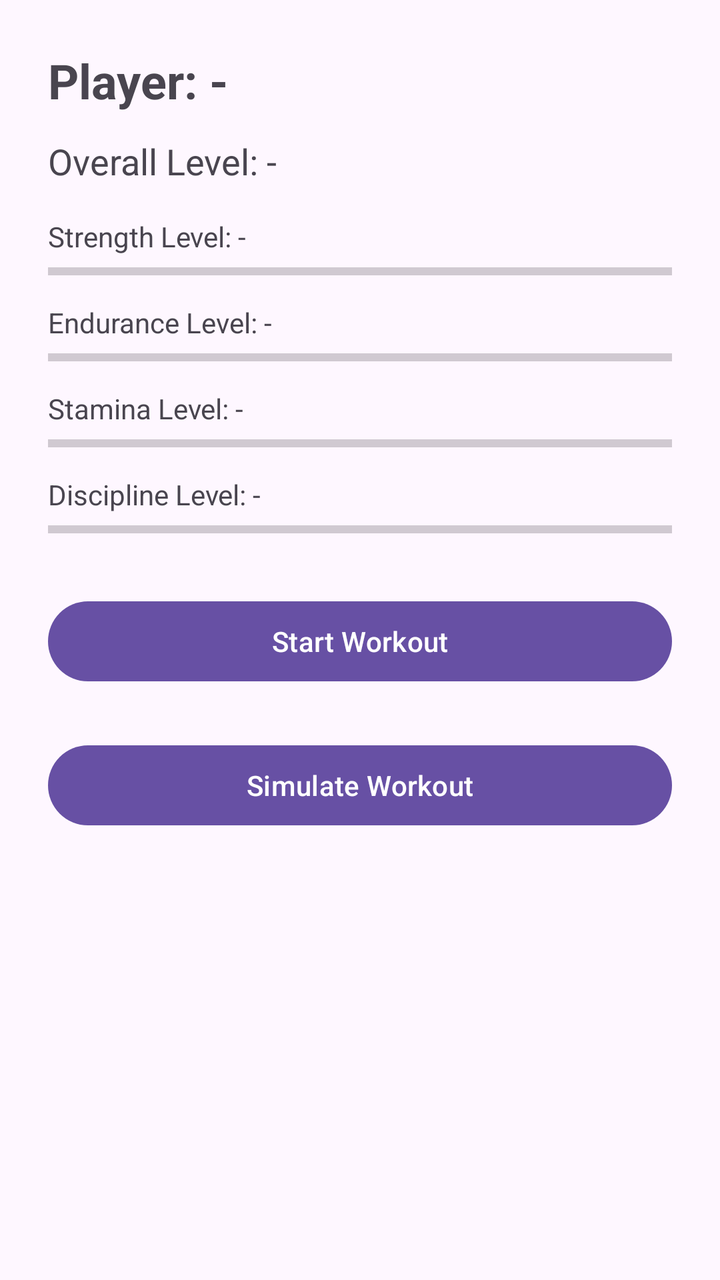
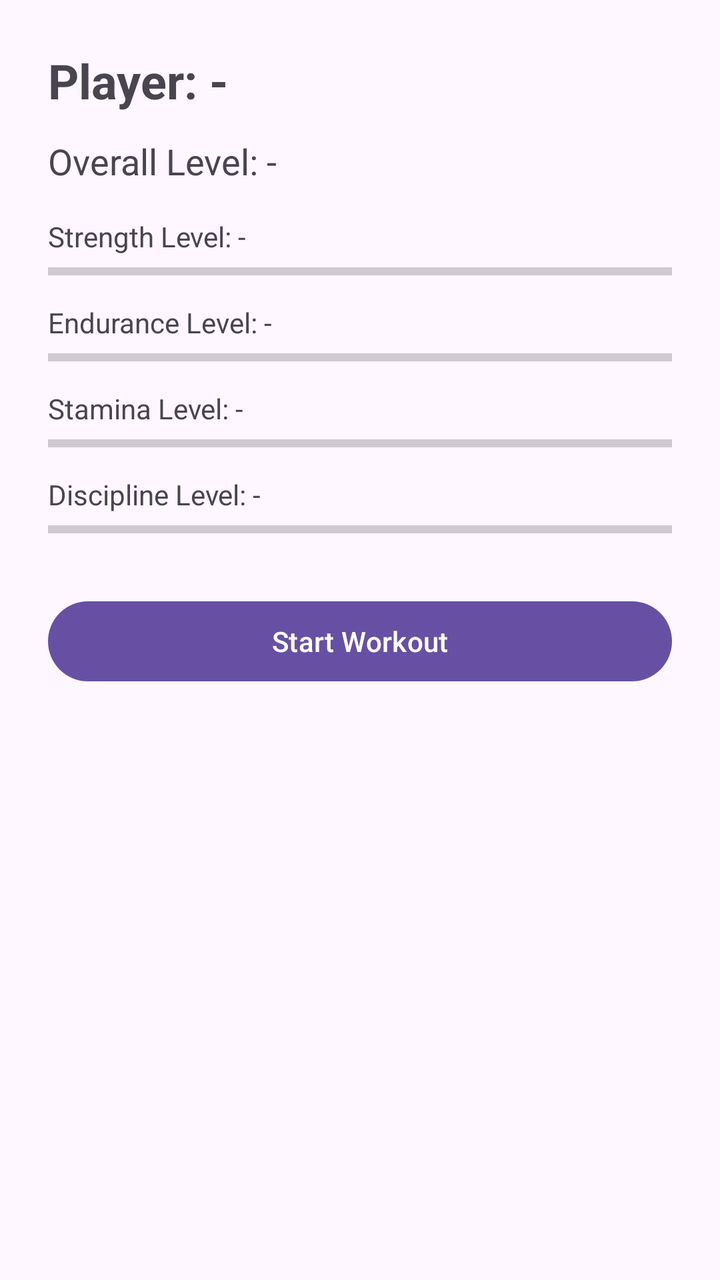

Screens rendered from an Android XML layout before and after an edit, with the pre-edit source and the edit as a unified diff.
<!-- AndroidManifest.xml: application theme Theme.SoloLeveling -->
<!-- res/layout/activity_dashboard.xml -->
<?xml version="1.0" encoding="utf-8"?>
<ScrollView xmlns:android="http://schemas.android.com/apk/res/android"
    android:layout_width="match_parent"
    android:layout_height="match_parent">

    <LinearLayout
        android:layout_width="match_parent"
        android:layout_height="wrap_content"
        android:orientation="vertical"
        android:padding="24dp">

        <TextView
            android:id="@+id/text_player_name"
            android:layout_width="match_parent"
            android:layout_height="wrap_content"
            android:textSize="24sp"
            android:textStyle="bold"
            android:text="@string/player_name_placeholder" />

        <TextView
            android:id="@+id/text_overall_level"
            android:layout_width="match_parent"
            android:layout_height="wrap_content"
            android:layout_marginTop="12dp"
            android:textSize="18sp"
            android:text="@string/overall_level_placeholder" />

        <TextView
            android:id="@+id/text_strength_level"
            android:layout_width="match_parent"
            android:layout_height="wrap_content"
            android:layout_marginTop="16dp"
            android:text="@string/strength_level_placeholder" />

        <ProgressBar
            android:id="@+id/progress_strength"
            style="?android:attr/progressBarStyleHorizontal"
            android:layout_width="match_parent"
            android:layout_height="wrap_content"
            android:max="100" />

        <TextView
            android:id="@+id/text_endurance_level"
            android:layout_width="match_parent"
            android:layout_height="wrap_content"
            android:layout_marginTop="8dp"
            android:text="@string/endurance_level_placeholder" />

        <ProgressBar
            android:id="@+id/progress_endurance"
            style="?android:attr/progressBarStyleHorizontal"
            android:layout_width="match_parent"
            android:layout_height="wrap_content"
            android:max="100" />

        <TextView
            android:id="@+id/text_stamina_level"
            android:layout_width="match_parent"
            android:layout_height="wrap_content"
            android:layout_marginTop="8dp"
            android:text="@string/stamina_level_placeholder" />

        <ProgressBar
            android:id="@+id/progress_stamina"
            style="?android:attr/progressBarStyleHorizontal"
            android:layout_width="match_parent"
            android:layout_height="wrap_content"
            android:max="100" />

        <TextView
            android:id="@+id/text_discipline_level"
            android:layout_width="match_parent"
            android:layout_height="wrap_content"
            android:layout_marginTop="8dp"
            android:text="@string/discipline_level_placeholder" />

        <ProgressBar
            android:id="@+id/progress_discipline"
            style="?android:attr/progressBarStyleHorizontal"
            android:layout_width="match_parent"
            android:layout_height="wrap_content"
            android:max="100" />


        <LinearLayout
            android:id="@+id/muscle_container"
            android:layout_width="match_parent"
            android:layout_height="wrap_content"
            android:layout_marginTop="16dp"
            android:orientation="vertical"
            android:visibility="gone">

            <TextView
                android:layout_width="match_parent"
                android:layout_height="wrap_content"
                android:text="Muscle Stats"
                android:textSize="20sp"
                android:textStyle="bold" />

            <TextView
                android:id="@+id/text_chest_level"
                android:layout_width="match_parent"
                android:layout_height="wrap_content"
                android:layout_marginTop="8dp"
                android:text="Chest Lv. 0" />

            <ProgressBar
                android:id="@+id/progress_chest"
                style="?android:attr/progressBarStyleHorizontal"
                android:layout_width="match_parent"
                android:layout_height="wrap_content"
                android:max="100" />

            <TextView
                android:id="@+id/text_back_level"
                android:layout_width="match_parent"
                android:layout_height="wrap_content"
                android:layout_marginTop="8dp"
                android:text="Back Lv. 0" />

            <ProgressBar
                android:id="@+id/progress_back"
                style="?android:attr/progressBarStyleHorizontal"
                android:layout_width="match_parent"
                android:layout_height="wrap_content"
                android:max="100" />

            <TextView
                android:id="@+id/text_legs_level"
                android:layout_width="match_parent"
                android:layout_height="wrap_content"
                android:layout_marginTop="8dp"
                android:text="Legs Lv. 0" />

            <ProgressBar
                android:id="@+id/progress_legs"
                style="?android:attr/progressBarStyleHorizontal"
                android:layout_width="match_parent"
                android:layout_height="wrap_content"
                android:max="100" />

            <TextView
                android:id="@+id/text_shoulders_level"
                android:layout_width="match_parent"
                android:layout_height="wrap_content"
                android:layout_marginTop="8dp"
                android:text="Shoulders Lv. 0" />

            <ProgressBar
                android:id="@+id/progress_shoulders"
                style="?android:attr/progressBarStyleHorizontal"
                android:layout_width="match_parent"
                android:layout_height="wrap_content"
                android:max="100" />

            <TextView
                android:id="@+id/text_arms_level"
                android:layout_width="match_parent"
                android:layout_height="wrap_content"
                android:layout_marginTop="8dp"
                android:text="Arms Lv. 0" />

            <ProgressBar
                android:id="@+id/progress_arms"
                style="?android:attr/progressBarStyleHorizontal"
                android:layout_width="match_parent"
                android:layout_height="wrap_content"
                android:max="100" />

            <TextView
                android:id="@+id/text_core_level"
                android:layout_width="match_parent"
                android:layout_height="wrap_content"
                android:layout_marginTop="8dp"
                android:text="Core Lv. 0" />

            <ProgressBar
                android:id="@+id/progress_core"
                style="?android:attr/progressBarStyleHorizontal"
                android:layout_width="match_parent"
                android:layout_height="wrap_content"
                android:max="100" />

        </LinearLayout>

        <Button
            android:id="@+id/button_start_workout"
            android:layout_width="match_parent"
            android:layout_height="wrap_content"
            android:layout_marginTop="24dp"
            android:text="@string/start_workout" />

        <Button
            android:id="@+id/button_simulate_workout"
            android:layout_width="match_parent"
            android:layout_height="wrap_content"
            android:layout_marginTop="24dp"
            android:text="@string/simulate_workout" />

        <Button
            android:id="@+id/button_dev_reset"
            android:layout_width="match_parent"
            android:layout_height="wrap_content"
            android:text="DEV RESET DATABASE"
            android:layout_marginTop="24dp"
            android:visibility="gone"/>

    </LinearLayout>
</ScrollView>
<!-- resources referenced by this layout -->
<resources>
  <string name="discipline_level_placeholder">Discipline Level: -</string>
  <string name="endurance_level_placeholder">Endurance Level: -</string>
  <string name="overall_level_placeholder">Overall Level: -</string>
  <string name="player_name_placeholder">Player: -</string>
  <string name="simulate_workout">Simulate Workout</string>
  <string name="stamina_level_placeholder">Stamina Level: -</string>
  <string name="start_workout">Start Workout</string>
  <string name="strength_level_placeholder">Strength Level: -</string>
  <style name="Theme.SoloLeveling" parent="Base.Theme.SoloLeveling" />
  <style name="Base.Theme.SoloLeveling" parent="Theme.Material3.DayNight.NoActionBar">
          
          
      </style>
</resources>

<!-- the commit's change to res/layout/activity_dashboard.xml (unified diff, before → after) -->
@@ -191,13 +191,6 @@
             android:text="@string/start_workout" />
 
         <Button
-            android:id="@+id/button_simulate_workout"
-            android:layout_width="match_parent"
-            android:layout_height="wrap_content"
-            android:layout_marginTop="24dp"
-            android:text="@string/simulate_workout" />
-
-        <Button
             android:id="@+id/button_dev_reset"
             android:layout_width="match_parent"
             android:layout_height="wrap_content"
<!-- resource entries referenced after the edit -->
@@ -4,7 +4,6 @@
   <string name="endurance_level_placeholder">Endurance Level: -</string>
   <string name="overall_level_placeholder">Overall Level: -</string>
   <string name="player_name_placeholder">Player: -</string>
-  <string name="simulate_workout">Simulate Workout</string>
   <string name="stamina_level_placeholder">Stamina Level: -</string>
   <string name="start_workout">Start Workout</string>
   <string name="strength_level_placeholder">Strength Level: -</string>
